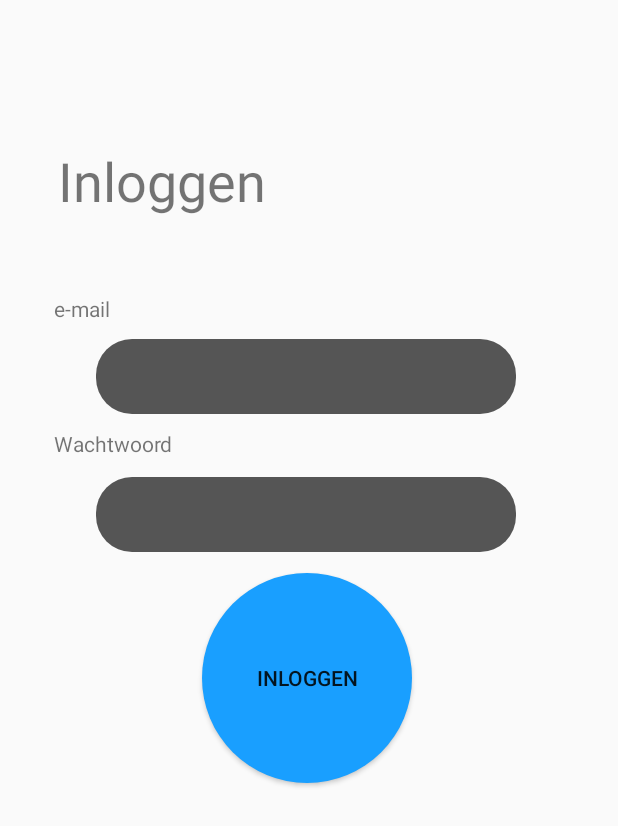
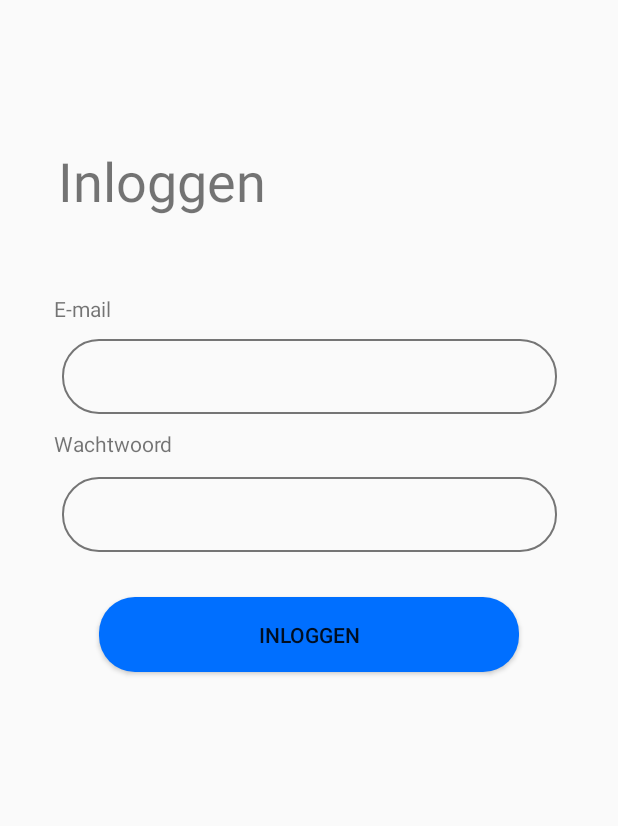
Before and after one commit to JasperJJ/MicroQuizz, an Android app: the screen it shows after launch (inlogscherm), on a phone screen of 412 x 824 dp. Shown: the top 826 px of the screen. Run offline under Robolectric (Android 15) with nearby library versions, the phone set to English and light mode, and no system bars.

Commit message:
Changed Inloggen colors

```diff
--- a/app/src/main/java/com/jasper/microquizz/inlogscherm.java
+++ b/app/src/main/java/com/jasper/microquizz/inlogscherm.java
@@ -1,14 +1,41 @@
 package com.jasper.microquizz;
 
+import android.content.Intent;
+import android.graphics.drawable.GradientDrawable;
 import android.os.Bundle;
+import android.view.View;
+import android.widget.Button;
 
 import androidx.appcompat.app.AppCompatActivity;
 
 public class inlogscherm extends AppCompatActivity {
 
+    private Button btn_inloggen;
+
     @Override
     protected void onCreate(Bundle savedInstanceState) {
         super.onCreate(savedInstanceState);
         setContentView(R.layout.activity_inlogscherm);
+
+        findByID();
+        setBackGroundColors();
+
+        btn_inloggen.setOnClickListener(new View.OnClickListener() {
+            @Override
+            public void onClick(View view) {
+                Intent intent = new Intent(getBaseContext(), HomeActivity.class);
+                startActivity(intent);
+            }
+        });
+    }
+
+    public void findByID() {
+        btn_inloggen = findViewById(R.id.btn_inloggen);
+    }
+
+    public void setBackGroundColors() {
+        GradientDrawable btn_inloggen_bg = (GradientDrawable) btn_inloggen.getBackground();
+
+        btn_inloggen_bg.setColor(getResources().getColor(R.color.colorBlue));
     }
 }
--- /dev/null
+++ b/app/src/main/res/drawable/rounded_corners_with_stroke.xml
@@ -0,0 +1,5 @@
+<?xml version="1.0" encoding="utf-8"?>
+<shape xmlns:android="http://schemas.android.com/apk/res/android">
+    <corners android:radius="24dp" />
+    <stroke android:width="1dip" android:color="#757575" />
+</shape>
--- a/app/src/main/res/layout/activity_inlogscherm.xml
+++ b/app/src/main/res/layout/activity_inlogscherm.xml
@@ -25,40 +25,38 @@
 
     <EditText
         android:id="@+id/et_wachtwoord"
-        android:layout_width="280dp"
+        android:layout_width="330dp"
         android:layout_height="50dp"
-        android:layout_marginStart="64dp"
         android:layout_marginTop="164dp"
-        android:background="@drawable/rounded_corners"
+        android:background="@drawable/rounded_corners_with_stroke"
         android:ems="10"
         android:inputType="textPassword"
         android:textColor="@android:color/background_dark"
+        app:layout_constraintEnd_toEndOf="parent"
         app:layout_constraintStart_toStartOf="parent"
         app:layout_constraintTop_toBottomOf="@+id/Inloggen" />
 
     <EditText
-        android:id="@+id/naam"
-        android:layout_width="280dp"
+        android:id="@+id/et_naam"
+        android:layout_width="330dp"
         android:layout_height="50dp"
-        android:layout_marginStart="64dp"
         android:layout_marginTop="72dp"
-        android:background="@drawable/rounded_corners"
+        android:background="@drawable/rounded_corners_with_stroke"
         android:ems="10"
         android:inputType="textPersonName"
         android:textColor="@android:color/background_light"
+        app:layout_constraintEnd_toEndOf="parent"
         app:layout_constraintStart_toStartOf="parent"
         app:layout_constraintTop_toBottomOf="@+id/Inloggen" />
 
     <Button
-        android:id="@+id/button"
-        android:layout_width="140dp"
-        android:layout_height="140dp"
-        android:layout_marginStart="132dp"
-        android:layout_marginTop="228dp"
-        android:background="@drawable/oval"
+        android:id="@+id/btn_inloggen"
+        android:layout_width="280dp"
+        android:layout_height="50dp"
+        android:layout_marginTop="244dp"
+        android:background="@drawable/rounded_corners"
         android:text="@string/inloggen"
         app:layout_constraintEnd_toEndOf="parent"
-        app:layout_constraintHorizontal_bias="0.021"
         app:layout_constraintStart_toStartOf="parent"
         app:layout_constraintTop_toBottomOf="@+id/Inloggen" />
 
--- a/app/src/main/res/values/colors.xml
+++ b/app/src/main/res/values/colors.xml
@@ -1,8 +1,5 @@
 <?xml version="1.0" encoding="utf-8"?>
 <resources>
-    <color name="colorPrimary">#008577</color>
-    <color name="colorPrimaryDark">#00574B</color>
-    <color name="colorAccent">#D81B60</color>
-    <color name="colorBlue">#1B44D8</color>
-    <color name="colorGreen">#8EF04E</color>
+    <color name="colorBlue">#006FFF</color>
+    <color name="colorGreen">#4CD964</color>
 </resources>
--- a/app/src/main/res/values/strings.xml
+++ b/app/src/main/res/values/strings.xml
@@ -10,6 +10,6 @@
     <string name="plus">Plus</string>
     <string name="locatie">Locatie</string>
     <string name="inloggen">Inloggen</string>
-    <string name="e_mail">e-mail</string>
+    <string name="e_mail">E-mail</string>
     <string name="wachtwoord">Wachtwoord</string>
 </resources>
--- a/app/src/main/res/values/styles.xml
+++ b/app/src/main/res/values/styles.xml
@@ -3,9 +3,8 @@
     <!-- Base application theme. -->
     <style name="AppTheme" parent="Theme.AppCompat.Light.NoActionBar">
         <!-- Customize your theme here. -->
-        <item name="colorPrimary">@color/colorPrimary</item>
-        <item name="colorPrimaryDark">@color/colorPrimaryDark</item>
-        <item name="colorAccent">@color/colorAccent</item>
+        <item name="colorPrimary">@color/colorBlue</item>
+        <item name="colorAccent">@color/colorGreen</item>
     </style>
 
     <style name="CustomAppTheme" parent="@style/AppTheme" />
```
